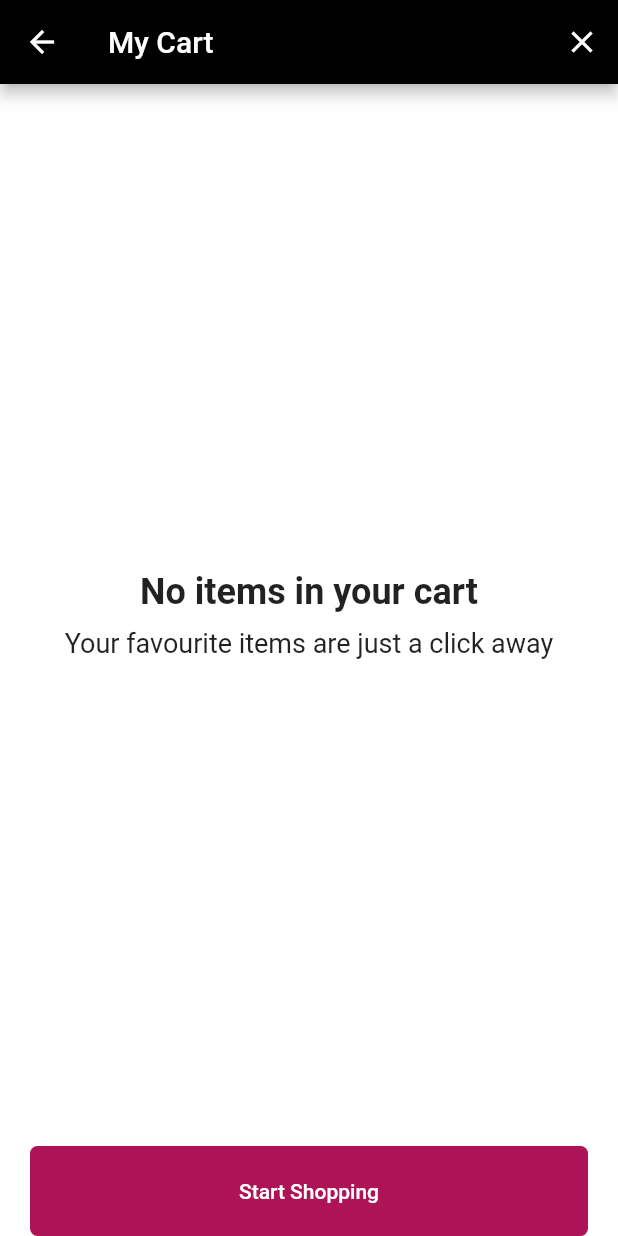
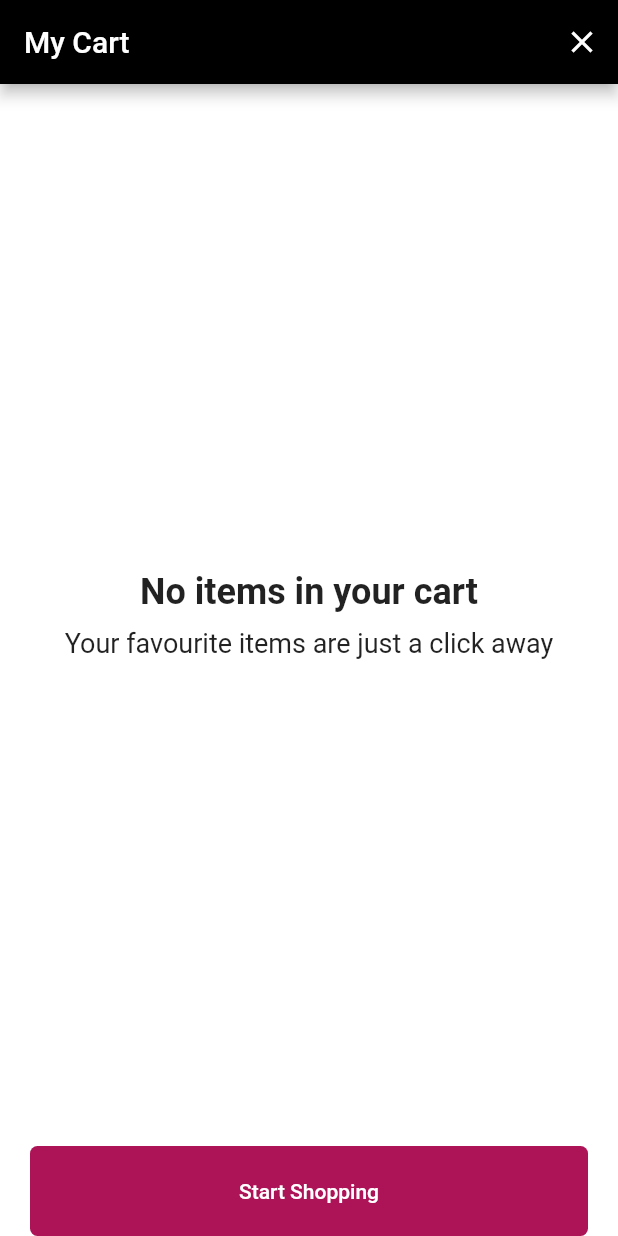
Before and after one commit to YogeshSinghNegi/SabkaBazaarFlutterApp, a Flutter app: the EmptyCartScreen screen opened by its route, on a phone screen of 412 x 824 dp. Run offline on Flutter 3.47's test engine with Material 2 defaults, Android fonts, the phone set to English and light mode, and no system bars; our stand-ins replace flutter_svg, page_indicator.

```diff
--- a/sabka_bazar_flutter_app/lib/screens/empty_cart_screen.dart
+++ b/sabka_bazar_flutter_app/lib/screens/empty_cart_screen.dart
@@ -14,6 +14,8 @@ class EmptyCartScreen extends StatelessWidget {
       appBar: AppBar(
         backgroundColor: Colors.black,
         title: Text('My Cart'),
+        leadingWidth: 0,
+        leading: SizedBox(),
         centerTitle: false,
         actions: [
           IconButton(
```
Also changed, not shown: sabka_bazar_flutter_app/lib/screens/product_list_screen.dart (+10 -1 lines).
